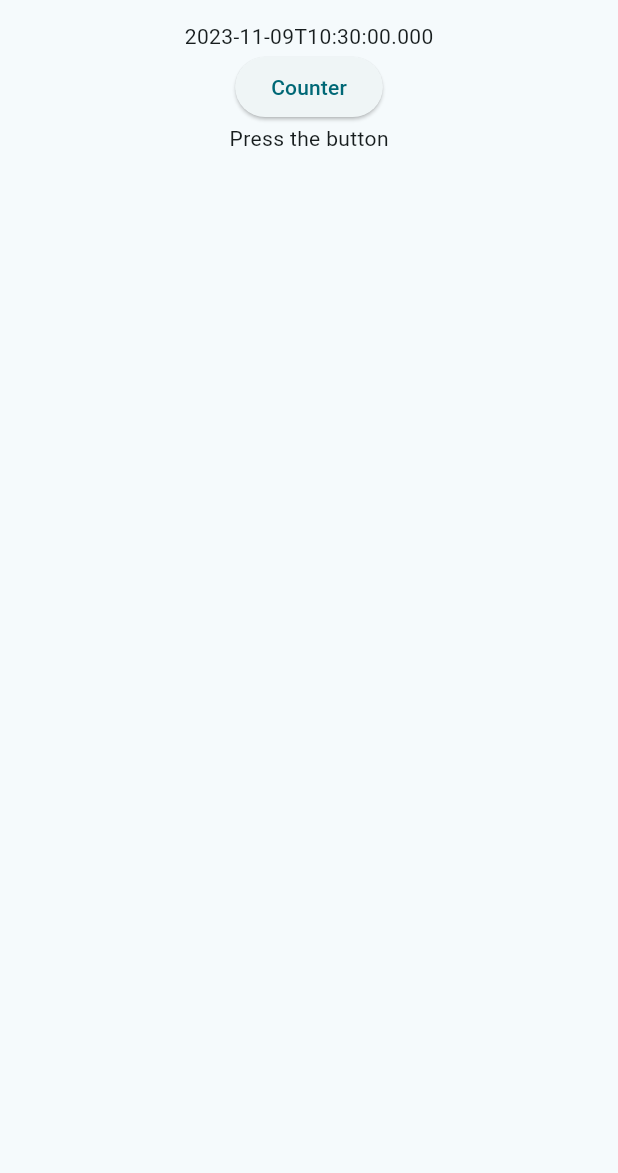
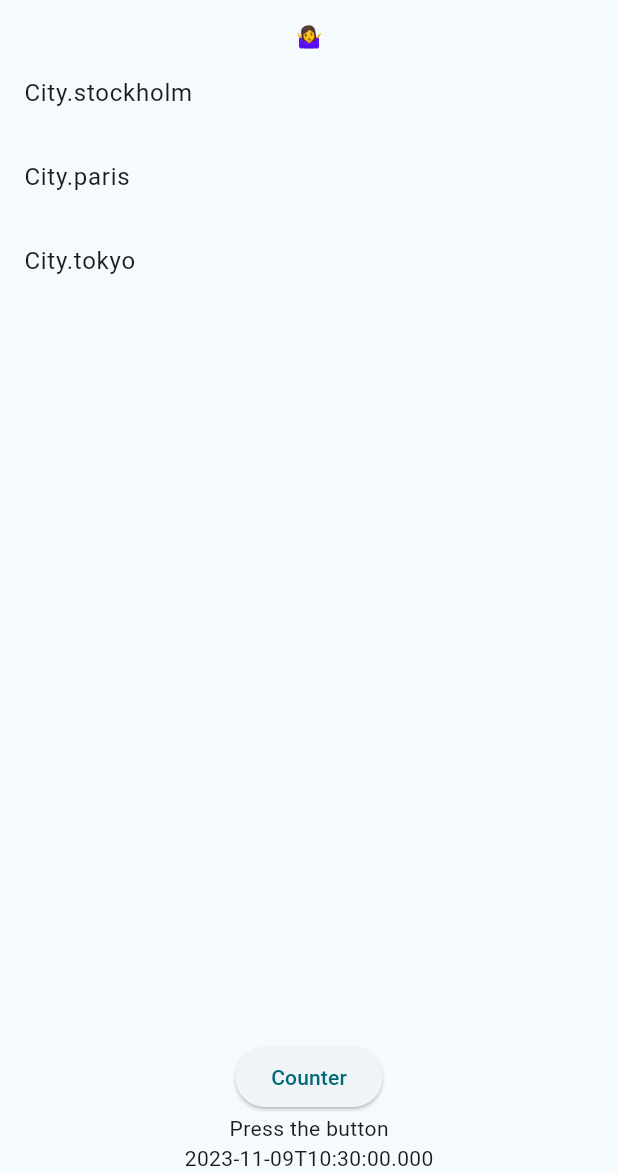
Before and after one commit to wadpas/riverpod_flutter_state, a Flutter app: the screen it shows after launch, on a phone screen of 412 x 824 dp, the part 63-1236 px from its top. Run offline on Flutter 3.47's test engine with Material 2 defaults, Android fonts, the phone set to English and light mode, and no system bars; our stand-ins replace hooks_riverpod.

Commit message:
used FutureProvider

```diff
--- a/lib/main.dart
+++ b/lib/main.dart
@@ -33,6 +33,7 @@ class HomePage extends ConsumerWidget {
   @override
   Widget build(BuildContext context, WidgetRef ref) {
     final date = ref.watch(currentDate);
+    final currentWeather = ref.watch(weatherProvider);
 
     return Scaffold(
       appBar: AppBar(
@@ -41,8 +42,30 @@ class HomePage extends ConsumerWidget {
       body: Center(
         child: Column(
           children: [
-            Text(
-              date.toIso8601String(),
+            currentWeather.when(
+              data: (data) => Text(data),
+              error: (_, __) => const Text("Error 😒"),
+              loading: () => const Center(
+                child: CircularProgressIndicator(),
+              ),
+            ),
+            Expanded(
+              child: ListView.builder(
+                itemCount: City.values.length,
+                itemBuilder: (context, index) {
+                  final city = City.values[index];
+                  final isSelected = city == ref.watch(cityProvider);
+                  return ListTile(
+                    title: Text(
+                      city.toString(),
+                    ),
+                    trailing: isSelected ? const Icon(Icons.check) : null,
+                    onTap: () {
+                      ref.read(cityProvider.notifier).state = city;
+                    },
+                  );
+                },
+              ),
             ),
             ElevatedButton(
               onPressed: ref.read(counterProvider.notifier).increment,
@@ -55,7 +78,10 @@ class HomePage extends ConsumerWidget {
                     count == null ? 'Press the button' : count.toString();
                 return Text(text);
               },
-            )
+            ),
+            Text(
+              date.toIso8601String(),
+            ),
           ],
         ),
       ),
@@ -63,17 +89,41 @@ class HomePage extends ConsumerWidget {
   }
 }
 
-class Counter extends StateNotifier<int?> {
+enum City { stockholm, paris, tokyo }
+
+typedef WeatherEmoji = String;
+
+Future<WeatherEmoji> getWeather(City city) {
+  return Future.delayed(
+    const Duration(seconds: 1),
+    () => {
+      City.stockholm: '❄️',
+      City.paris: '🌧️',
+      City.tokyo: '💨',
+    }[city]!,
+  );
+}
+
+final cityProvider = StateProvider<City?>((ref) => null);
+
+final weatherProvider = FutureProvider<WeatherEmoji>(
+  (ref) {
+    final city = ref.watch(cityProvider);
+    if (city != null) {
+      return getWeather(city);
+    } else {
+      return '🤷‍♀️';
+    }
+  },
+);
+
+final class Counter extends StateNotifier<int?> {
   Counter() : super(null);
   void increment() => state = state == null ? 1 : state + 1;
 }
 
 final counterProvider = StateNotifierProvider<Counter, int?>(
   (ref) => Counter(),
-);
-
-final currentDate = Provider<DateTime>(
-  (ref) => DateTime.now(),
 );
 
 extension InfixAddition<T extends num> on T? {
@@ -86,3 +136,7 @@ extension InfixAddition<T extends num> on T? {
     }
   }
 }
+
+final currentDate = Provider<DateTime>(
+  (ref) => DateTime.now(),
+);
```
